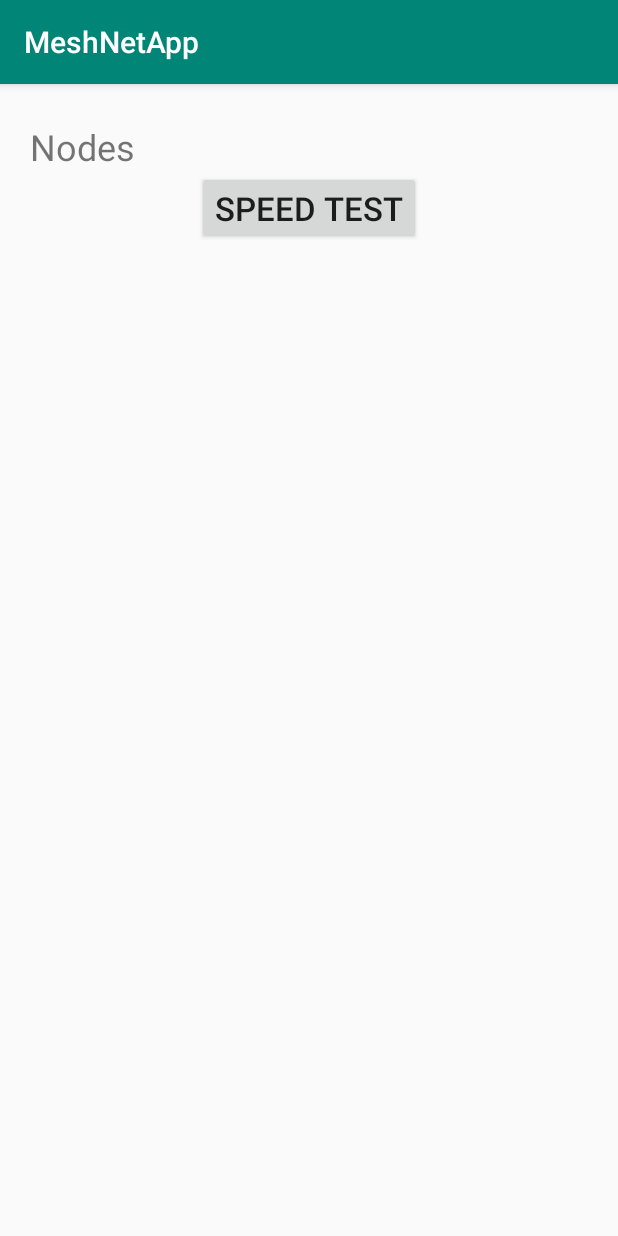
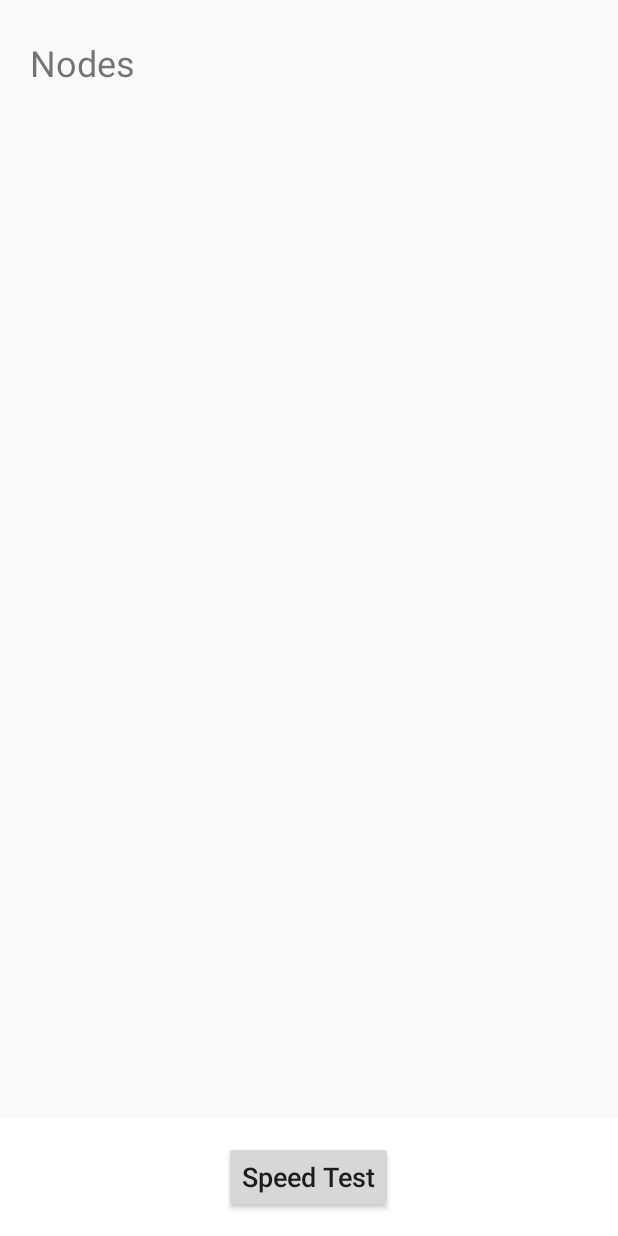
Before and after one commit to grizzythesnowman/MeshNetApp, an Android app: the screen it shows after launch (MainActivity), on a phone screen of 412 x 824 dp. Run offline under Robolectric (Android 15) with nearby library versions, the phone set to English and light mode, and no system bars.

Commit message:
fixed layout in main activity and removed action bar in styles

```diff
--- a/app/src/main/res/layout/activity_main.xml
+++ b/app/src/main/res/layout/activity_main.xml
@@ -28,14 +28,25 @@
             android:layout_width="match_parent"
             android:layout_height="wrap_content" />
 
+    </LinearLayout>
+
+    <LinearLayout
+        android:layout_width="match_parent"
+        android:layout_height="wrap_content"
+        android:layout_gravity="bottom"
+        android:orientation="vertical"
+        android:paddingTop="15dp"
+        android:paddingBottom="15dp"
+        android:background="@color/cardview_light_background">
 
         <Button
             android:id="@+id/button"
             android:layout_width="wrap_content"
             android:layout_height="wrap_content"
             android:layout_gravity="center"
-            android:textSize="22dp"
-            android:text="Speed Test" />
+            android:textSize="18dp"
+            android:text="Speed Test"
+            android:textAllCaps="false" />
 
     </LinearLayout>
 
--- a/app/src/main/res/values/styles.xml
+++ b/app/src/main/res/values/styles.xml
@@ -1,7 +1,7 @@
 <resources>
 
     <!-- Base application theme. -->
-    <style name="AppTheme" parent="Theme.AppCompat.Light.DarkActionBar">
+    <style name="AppTheme" parent="Theme.AppCompat.Light.NoActionBar">
         <!-- Customize your theme here. -->
         <item name="colorPrimary">@color/colorPrimary</item>
         <item name="colorPrimaryDark">@color/colorPrimaryDark</item>
```
